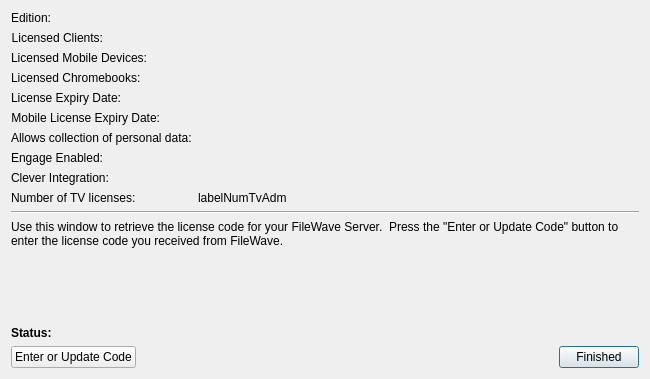
The window that FWAdminLib/EditActivationCodesDlg.ui (fw-dev/translations) describes before a commit, drawn with Qt 5.
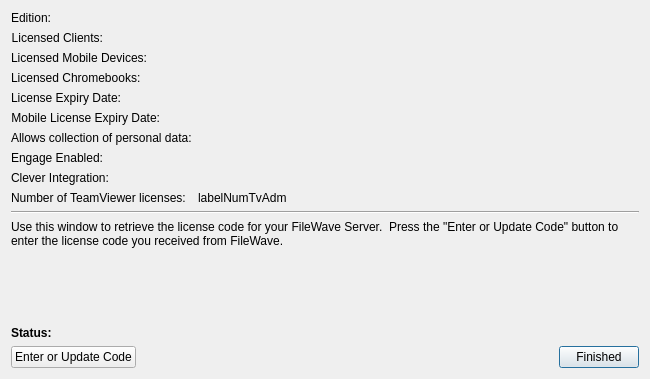
The same window after the commit.

Diff of the .ui file:
```diff
--- a/FWAdminLib/EditActivationCodesDlg.ui
+++ b/FWAdminLib/EditActivationCodesDlg.ui
@@ -216,7 +216,7 @@
        <item row="9" column="0">
         <widget class="QLabel" name="label_12">
          <property name="text">
-          <string>Number of TV licenses:</string>
+          <string>Number of TeamViewer licenses:</string>
          </property>
         </widget>
        </item>
```
